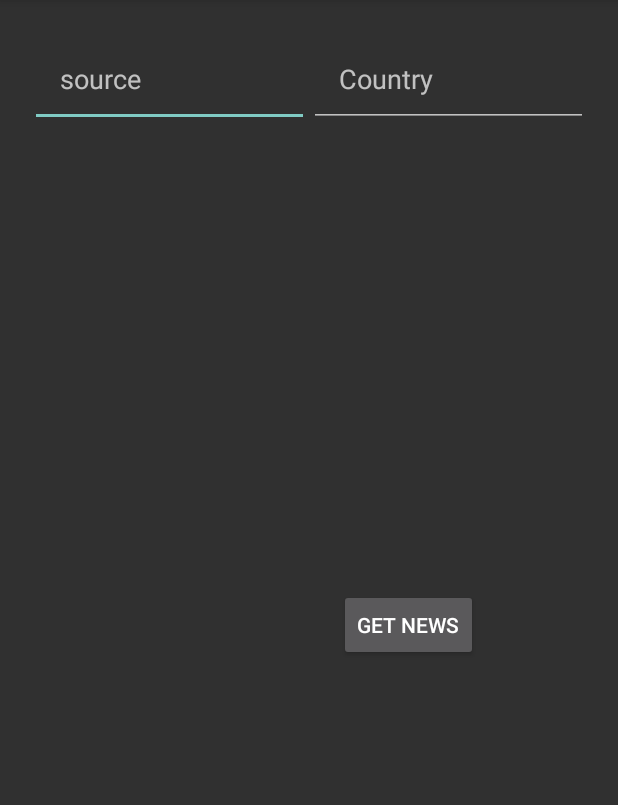
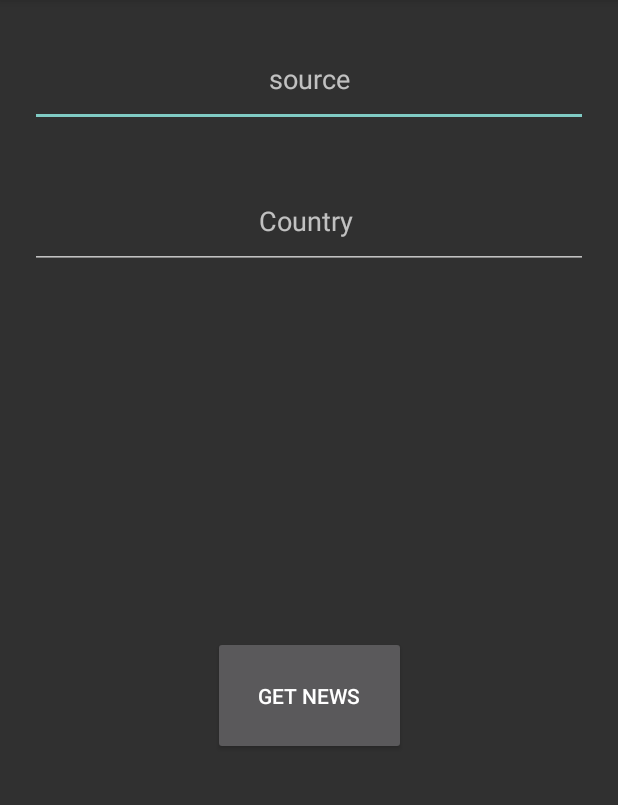
Before and after one commit to Nikhiloooo/Assesment2, an Android app built with Jetpack Compose: the screen it shows after launch (MainActivity), on a phone screen of 412 x 824 dp, the part 84-889 px from its top. Run offline under Robolectric (Android 15) with nearby library versions, the phone set to English and light mode, and no system bars.

```diff
--- a/app/src/main/res/layout/activity_main.xml
+++ b/app/src/main/res/layout/activity_main.xml
@@ -10,24 +10,23 @@
         android:id="@+id/linearLayout"
         android:layout_width="match_parent"
         android:layout_height="wrap_content"
-        android:orientation="horizontal"
+        android:orientation="vertical"
         tools:ignore="MissingConstraints"
-        android:layout_marginTop="50dp"
-        tools:layout_editor_absoluteX="20dp"
-        tools:layout_editor_absoluteY="20dp">
+        android:layout_marginTop="50dp">
         <EditText
             android:id="@+id/edit_text_source"
-            android:layout_width="0dp"
+            android:layout_width="match_parent"
             android:layout_height="wrap_content"
-            android:layout_weight="1"
             android:hint="source"
+            android:textAlignment="center"
             android:padding="20dp"
             tools:ignore="InvalidId" />
         <EditText
             android:id="@+id/edit_text_country"
-            android:layout_width="0dp"
+            android:layout_width="match_parent"
             android:layout_height="wrap_content"
-            android:layout_weight="1"
+            android:layout_marginTop="30dp"
+            android:textAlignment="center"
             android:padding="20dp"
             android:hint="Country " />
     </LinearLayout>
@@ -35,8 +34,8 @@
         android:id="@+id/btn_show_news"
         android:layout_width="wrap_content"
         android:layout_height="wrap_content"
-        android:layout_marginStart="132dp"
         android:text="GET NEWS"
+        android:padding="30dp"
         app:layout_constraintBottom_toBottomOf="parent"
         app:layout_constraintEnd_toEndOf="parent"
         app:layout_constraintStart_toStartOf="parent"
--- a/app/src/main/res/layout/recyclerview_row.xml
+++ b/app/src/main/res/layout/recyclerview_row.xml
@@ -17,6 +17,7 @@
             android:layout_width="wrap_content"
             android:layout_height="wrap_content"
             android:layout_marginBottom="8dp"
+            android:textStyle="bold"
             android:text="Title : "
             android:textSize="20sp" />
 
@@ -33,6 +34,7 @@
             android:layout_height="wrap_content"
             android:text="Source : "
             android:textSize="20sp"
+            android:textStyle="italic"
             android:layout_marginStart="220dp"/>
 
     </LinearLayout>
```
